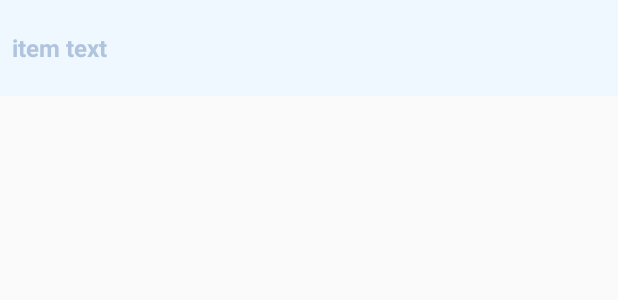
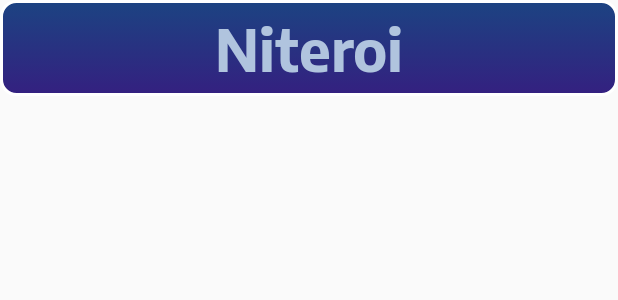
Before and after one commit to heliokann/tabuademares, an Android app: the layout spinner_dropdown_item.xml on its own in the app's theme, with its tools: preview values and no code run, on a phone screen of 412 x 824 dp. Shown: the top 300 px of the screen. Run offline under Robolectric (Android 15) with nearby library versions, the phone set to English and light mode, and no system bars; network calls fail.

Commit message:
Ajustes nos tamanhos das fontes * Ajuste no dropdown do spinner de cidades

```diff
--- a/app/src/main/java/com/novoideal/tabuademares/MainActivity.java
+++ b/app/src/main/java/com/novoideal/tabuademares/MainActivity.java
@@ -184,6 +184,7 @@ public class MainActivity extends AppCompatActivity {
         arrayAdapter.setDropDownViewResource(R.layout.spinner_dropdown_item);
 
         final Spinner spinner = (Spinner) findViewById(R.id.spin_city);
+//        spinner.setAdapter(new LocaleSpinnerAdapter(getApplicationContext(), cities));
         spinner.setAdapter(arrayAdapter);
         spinner.setSelected(false);
         spinner.setSelection(selectedPosition,false);
--- /dev/null
+++ b/app/src/main/res/drawable/spinner_dropdown_selector.xml
@@ -0,0 +1,20 @@
+<?xml version="1.0" encoding="utf-8"?>
+<selector xmlns:android="http://schemas.android.com/apk/res/android">
+    <item>
+        <layer-list>
+            <item>
+                <shape>
+                    <stroke
+                        android:width="2dp"
+                        android:color="@color/tideTextColor"
+                        />
+                    <gradient
+                        android:angle="270"
+                        android:endColor="@color/tableSwellLineColorEnd"
+                        android:startColor="@color/tableSwellLineColorStart"/>
+                    <corners android:radius="10dp" />
+                </shape>
+            </item>
+        </layer-list>
+    </item>
+</selector>
--- a/app/src/main/res/layout/activity_main.xml
+++ b/app/src/main/res/layout/activity_main.xml
@@ -37,6 +37,9 @@
                 android:layout_width="wrap_content"
                 android:layout_height="match_parent"
                 android:background="@drawable/spinner_background"
+                android:spinnerMode="dropdown"
+                android:popupBackground="@android:color/transparent"
+                android:dropDownVerticalOffset="40dp"
                 tools:listitem="@layout/spinner_item" />
 
         </android.support.v7.widget.Toolbar>
--- a/app/src/main/res/layout/spinner_dropdown_item.xml
+++ b/app/src/main/res/layout/spinner_dropdown_item.xml
@@ -4,7 +4,11 @@
     style="?android:attr/spinnerDropDownItemStyle"
     android:layout_width="match_parent"
     android:layout_height="?android:attr/listPreferredItemHeight"
-    android:text="item text"
-    android:textStyle="bold"
-    android:background="@color/dropdown_background"
+    android:text="Niteroi"
+    android:autoSizeTextType="uniform"
+    android:fontFamily="@font/encode_sans_bold"
+    android:textAlignment="center"
+    android:padding="5dp"
+    android:background="@drawable/spinner_dropdown_selector"
+    android:shadowColor="@android:color/transparent"
     android:textColor="@color/dropdown_textColor"/>
--- a/app/src/main/res/layout/spinner_item.xml
+++ b/app/src/main/res/layout/spinner_item.xml
@@ -1,5 +1,5 @@
 <TextView xmlns:android="http://schemas.android.com/apk/res/android"
-    android:id="@android:id/text1"
+    android:id="@+id/spinner_item"
     android:layout_width="match_parent"
     android:layout_height="wrap_content"
     android:text="Cabo Frio"
```
Also changed, not shown: app/src/main/java/com/novoideal/tabuademares/adapter/LocaleSpinnerAdapter.java (added, +56 -0 lines), app/src/main/res/values/dimens.xml (+8 -5 lines), app/src/main/res/values/styles.xml (+4 -3 lines).
